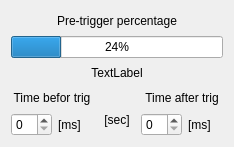
First picture: the form in settingPreTriggerPercentage.ui, repository coucou1121/Datalogger, before the edit.
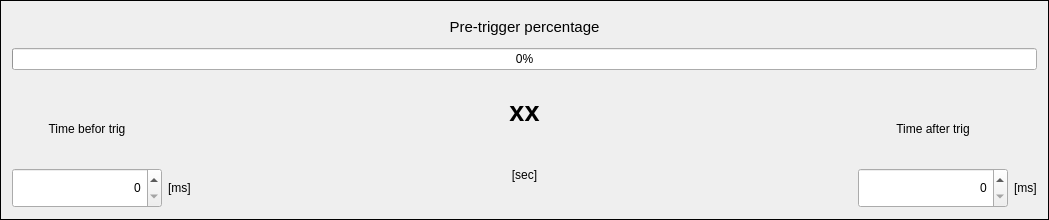
Second picture: the form after the edit. Icons and pictures are not drawn.

Commit message: Add settingChannelSelection and settingPreTriggerPercentage on settingWindow

```diff
--- a/settingPreTriggerPercentage.ui
+++ b/settingPreTriggerPercentage.ui
@@ -1,43 +1,147 @@
 <?xml version="1.0" encoding="UTF-8"?>
 <ui version="4.0">
  <class>SettingPreTriggerPercentage</class>
- <widget class="QWidget" name="SettingPreTriggerPercentage">
+ <widget class="QFrame" name="SettingPreTriggerPercentage">
   <property name="geometry">
    <rect>
     <x>0</x>
     <y>0</y>
-    <width>234</width>
-    <height>147</height>
+    <width>1049</width>
+    <height>220</height>
    </rect>
   </property>
   <property name="windowTitle">
    <string>Form</string>
   </property>
+  <property name="frameShape">
+   <enum>QFrame::Box</enum>
+  </property>
   <layout class="QGridLayout" name="gridLayout">
+   <item row="3" column="3" colspan="2">
+    <widget class="QLabel" name="labelTimeAfterTrig">
+     <property name="sizePolicy">
+      <sizepolicy hsizetype="Fixed" vsizetype="Preferred">
+       <horstretch>0</horstretch>
+       <verstretch>0</verstretch>
+      </sizepolicy>
+     </property>
+     <property name="minimumSize">
+      <size>
+       <width>150</width>
+       <height>0</height>
+      </size>
+     </property>
+     <property name="text">
+      <string>Time after trig</string>
+     </property>
+     <property name="alignment">
+      <set>Qt::AlignCenter</set>
+     </property>
+    </widget>
+   </item>
+   <item row="3" column="0" colspan="2">
+    <widget class="QLabel" name="labelTimeBeforTrig">
+     <property name="sizePolicy">
+      <sizepolicy hsizetype="Fixed" vsizetype="Preferred">
+       <horstretch>1</horstretch>
+       <verstretch>0</verstretch>
+      </sizepolicy>
+     </property>
+     <property name="minimumSize">
+      <size>
+       <width>150</width>
+       <height>0</height>
+      </size>
+     </property>
+     <property name="text">
+      <string>Time befor trig</string>
+     </property>
+     <property name="alignment">
+      <set>Qt::AlignCenter</set>
+     </property>
+    </widget>
+   </item>
+   <item row="0" column="0" colspan="5">
+    <widget class="QLabel" name="labelTitlePreTriggerPercentage">
+     <property name="sizePolicy">
+      <sizepolicy hsizetype="Preferred" vsizetype="Fixed">
+       <horstretch>0</horstretch>
+       <verstretch>0</verstretch>
+      </sizepolicy>
+     </property>
+     <property name="minimumSize">
+      <size>
+       <width>0</width>
+       <height>30</height>
+      </size>
+     </property>
+     <property name="font">
+      <font>
+       <pointsize>11</pointsize>
+      </font>
+     </property>
+     <property name="text">
+      <string>Pre-trigger percentage</string>
+     </property>
+     <property name="alignment">
+      <set>Qt::AlignCenter</set>
+     </property>
+    </widget>
+   </item>
+   <item row="4" column="0">
+    <widget class="QSpinBox" name="spinBoxTimeBeforeTrig">
+     <property name="sizePolicy">
+      <sizepolicy hsizetype="Fixed" vsizetype="Fixed">
+       <horstretch>0</horstretch>
+       <verstretch>0</verstretch>
+      </sizepolicy>
+     </property>
+     <property name="minimumSize">
+      <size>
+       <width>150</width>
+       <height>40</height>
+      </size>
+     </property>
+     <property name="alignment">
+      <set>Qt::AlignRight|Qt::AlignTrailing|Qt::AlignVCenter</set>
+     </property>
+     <property name="buttonSymbols">
+      <enum>QAbstractSpinBox::UpDownArrows</enum>
+     </property>
+     <property name="maximum">
+      <number>2000</number>
+     </property>
+     <property name="singleStep">
+      <number>10</number>
+     </property>
+     <property name="value">
+      <number>0</number>
+     </property>
+    </widget>
+   </item>
+   <item row="4" column="4">
+    <widget class="QLabel" name="label_9">
+     <property name="sizePolicy">
+      <sizepolicy hsizetype="Maximum" vsizetype="Preferred">
+       <horstretch>0</horstretch>
+       <verstretch>0</verstretch>
+      </sizepolicy>
+     </property>
+     <property name="text">
+      <string>[ms]</string>
+     </property>
+    </widget>
+   </item>
    <item row="1" column="0" colspan="5">
     <widget class="QProgressBar" name="progressBar">
      <property name="value">
-      <number>24</number>
-     </property>
-    </widget>
-   </item>
-   <item row="3" column="2">
-    <widget class="QLabel" name="label_3">
-     <property name="text">
-      <string/>
+      <number>0</number>
      </property>
      <property name="alignment">
       <set>Qt::AlignCenter</set>
      </property>
     </widget>
    </item>
-   <item row="4" column="1">
-    <widget class="QLabel" name="label_4">
-     <property name="text">
-      <string>[ms]</string>
-     </property>
-    </widget>
-   </item>
    <item row="4" column="2">
     <widget class="QLabel" name="label_8">
      <property name="text">
@@ -48,14 +152,63 @@
      </property>
     </widget>
    </item>
+   <item row="3" column="2">
+    <widget class="QLabel" name="labelMaxTime">
+     <property name="font">
+      <font>
+       <pointsize>20</pointsize>
+       <weight>75</weight>
+       <bold>true</bold>
+       <kerning>true</kerning>
+      </font>
+     </property>
+     <property name="text">
+      <string>xx</string>
+     </property>
+     <property name="alignment">
+      <set>Qt::AlignHCenter|Qt::AlignTop</set>
+     </property>
+    </widget>
+   </item>
    <item row="4" column="3">
-    <widget class="QSpinBox" name="spinBox_2"/>
+    <widget class="QSpinBox" name="spinBoxTimeAfterTrig">
+     <property name="sizePolicy">
+      <sizepolicy hsizetype="Fixed" vsizetype="Fixed">
+       <horstretch>0</horstretch>
+       <verstretch>0</verstretch>
+      </sizepolicy>
+     </property>
+     <property name="minimumSize">
+      <size>
+       <width>150</width>
+       <height>40</height>
+      </size>
+     </property>
+     <property name="toolTipDuration">
+      <number>-1</number>
+     </property>
+     <property name="alignment">
+      <set>Qt::AlignRight|Qt::AlignTrailing|Qt::AlignVCenter</set>
+     </property>
+     <property name="buttonSymbols">
+      <enum>QAbstractSpinBox::UpDownArrows</enum>
+     </property>
+     <property name="maximum">
+      <number>2000</number>
+     </property>
+     <property name="singleStep">
+      <number>10</number>
+     </property>
+    </widget>
    </item>
-   <item row="4" column="0">
-    <widget class="QSpinBox" name="spinBox"/>
-   </item>
-   <item row="4" column="4">
-    <widget class="QLabel" name="label_9">
+   <item row="4" column="1">
+    <widget class="QLabel" name="label_4">
+     <property name="sizePolicy">
+      <sizepolicy hsizetype="Maximum" vsizetype="Preferred">
+       <horstretch>0</horstretch>
+       <verstretch>0</verstretch>
+      </sizepolicy>
+     </property>
      <property name="text">
       <string>[ms]</string>
      </property>
@@ -63,41 +216,29 @@
    </item>
    <item row="2" column="0" colspan="5">
     <widget class="QLabel" name="labelFlow">
-     <property name="text">
-      <string>TextLabel</string>
+     <property name="sizePolicy">
+      <sizepolicy hsizetype="Preferred" vsizetype="Fixed">
+       <horstretch>0</horstretch>
+       <verstretch>0</verstretch>
+      </sizepolicy>
      </property>
-     <property name="alignment">
-      <set>Qt::AlignCenter</set>
-     </property>
-    </widget>
-   </item>
-   <item row="0" column="0" colspan="5">
-    <widget class="QLabel" name="labelTitlePreTriggerPercentage">
      <property name="text">
-      <string>Pre-trigger percentage</string>
+      <string/>
      </property>
-     <property name="alignment">
-      <set>Qt::AlignCenter</set>
+     <property name="pixmap">
+      <pixmap resource="images.qrc">:/images/DoubleFlow.png</pixmap>
      </property>
-    </widget>
-   </item>
-   <item row="3" column="0" colspan="2">
-    <widget class="QLabel" name="labelTimeBeforTrig">
-     <property name="text">
-      <string>Time befor trig</string>
+     <property name="scaledContents">
+      <bool>true</bool>
      </property>
      <property name="alignment">
       <set>Qt::AlignCenter</set>
      </property>
-    </widget>
-   </item>
-   <item row="3" column="3" colspan="2">
-    <widget class="QLabel" name="labelTimeAfterTrig">
-     <property name="text">
-      <string>Time after trig</string>
+     <property name="wordWrap">
+      <bool>false</bool>
      </property>
-     <property name="alignment">
-      <set>Qt::AlignCenter</set>
+     <property name="indent">
+      <number>-1</number>
      </property>
     </widget>
    </item>
```
Left out of the diff: 4 changed lines with no effect on the pictures. The commit also changes 21 other files.
